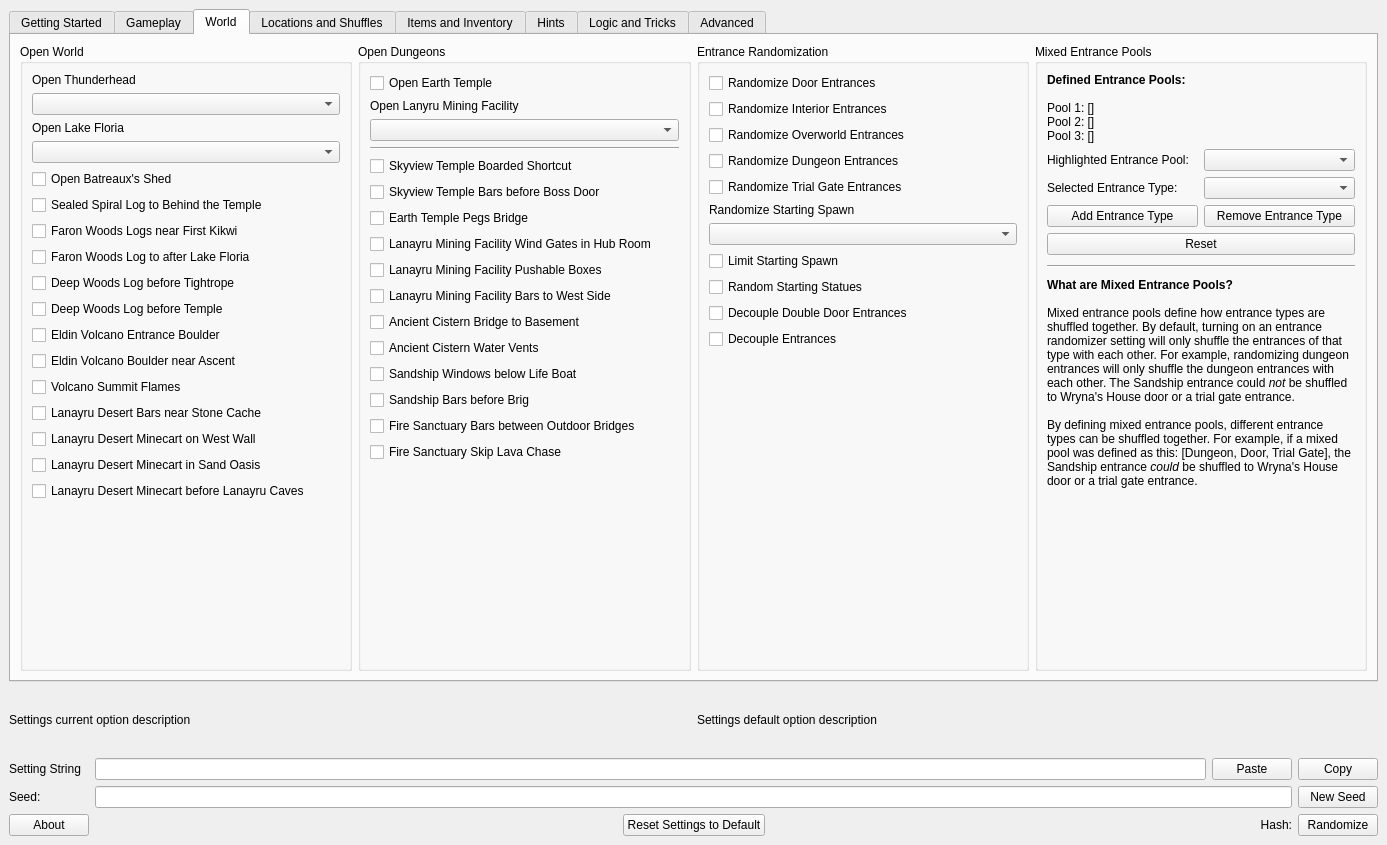
Qt form gui/ui/main.ui (mint-choc-chip-skyblade/sshd-rando) before a commit.
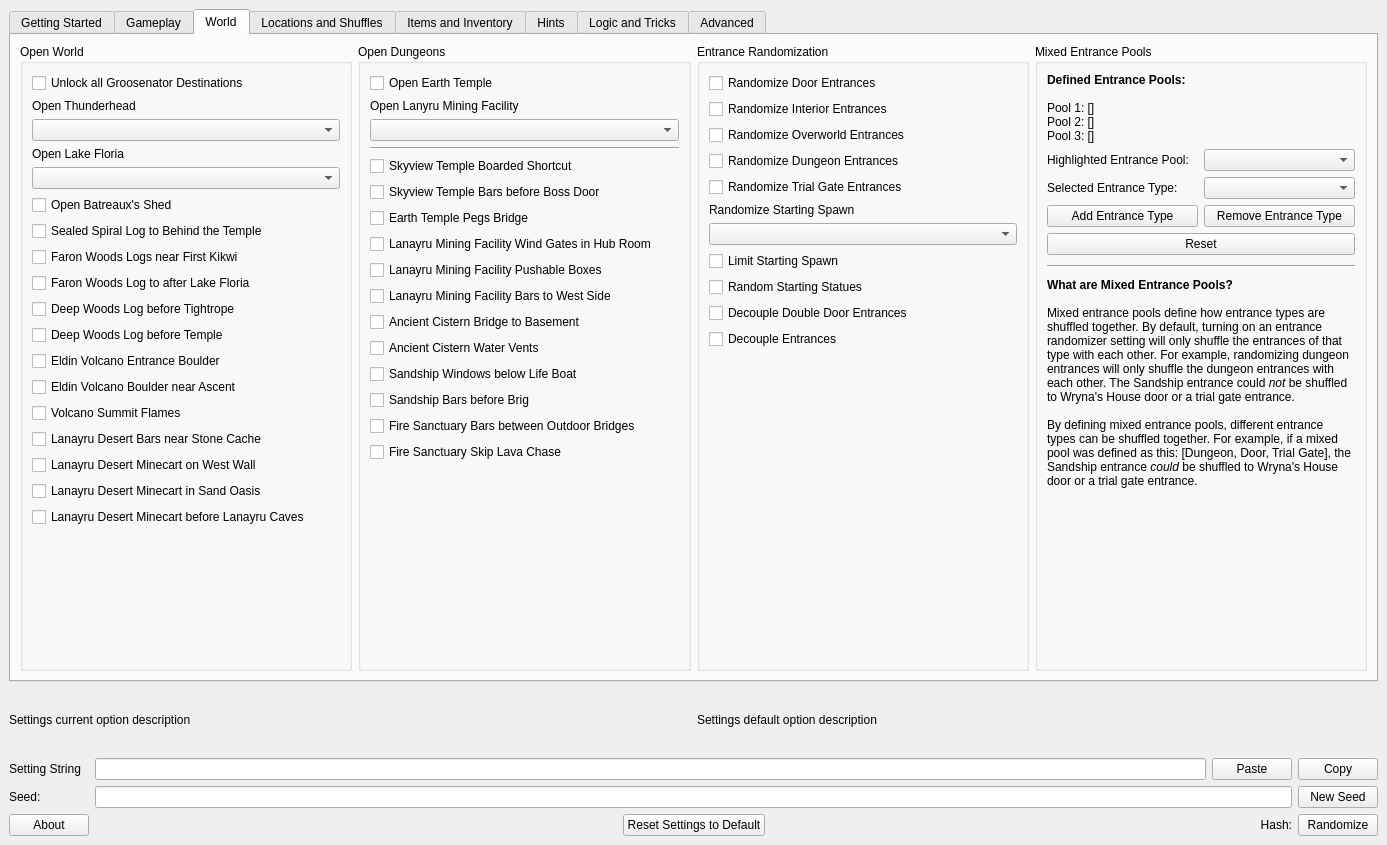
The same form after that commit. The open tabs and pages were chosen to show the change. Custom widgets are drawn as their Qt base class.

Commit message: Add unlock_all_groosenator_destinations setting

Diff of the .ui file:
```diff
--- a/gui/ui/main.ui
+++ b/gui/ui/main.ui
@@ -1044,6 +1044,13 @@
            <string>Open World</string>
           </property>
           <layout class="QVBoxLayout" name="verticalLayout_14">
+           <item>
+            <widget class="RandoTriStateCheckBox" name="setting_unlock_all_groosenator_destinations">
+             <property name="text">
+              <string>Unlock all Groosenator Destinations</string>
+             </property>
+            </widget>
+           </item>
            <item>
             <widget class="QLabel" name="open_thunderhead_label">
              <property name="text">
```
Left out of the diff: 2 changed lines with no effect on the pictures. The commit also changes 5 other files.
